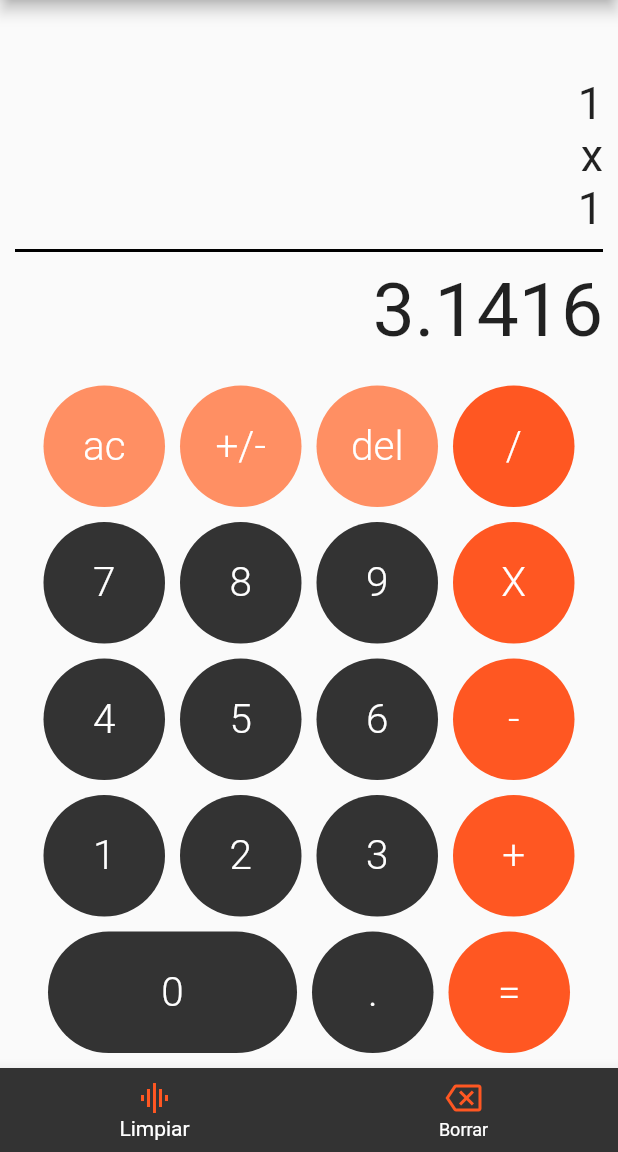
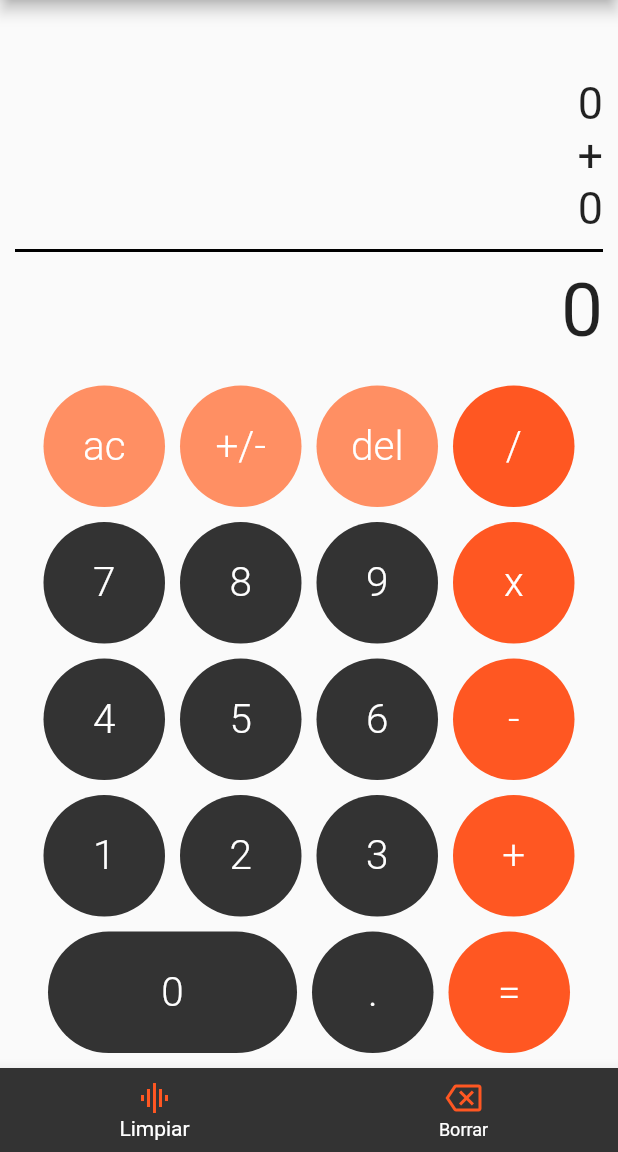
Before and after one commit to Aper-ux/CalculadoraFlutter, a Flutter app: the screen it shows after launch, after a tap on "ac", on a phone screen of 412 x 824 dp, the part 84-1236 px from its top. Run offline on Flutter 3.47's test engine with Material 2 defaults, Android fonts, the phone set to English and light mode, and no system bars; our stand-ins replace bloc, flutter_bloc.

Commit message:
Operaciones basicas

```diff
--- a/lib/bloc/Operaciones/operaciones_bloc.dart
+++ b/lib/bloc/Operaciones/operaciones_bloc.dart
@@ -1,3 +1,4 @@
+import 'dart:async';
 import 'package:bloc/bloc.dart';
 import 'package:meta/meta.dart';
 
@@ -5,8 +6,83 @@ part 'operaciones_event.dart';
 part 'operaciones_state.dart';
 
 class OperacionesBloc extends Bloc<OperacionesEvent, OperacionesState> {
-  OperacionesBloc() : super(OperacionesInitial()) {
-    on<OperacionesEvent>((event, emit) {
-    });
+  OperacionesBloc() : super(OperacionesState());
+
+  @override
+  Stream<OperacionesState> mapEventToState(
+    OperacionesEvent event,
+  ) async* {
+    //limpia el panel
+    if (event is Limpiar) {
+      yield* _Limpiar();
+    }
+    //Numeros
+    else if (event is Add) {
+      yield state.copyWith(
+        resultado:
+            (state.resultado == '0') ? event.n : state.resultado + event.n,
+      );
+    }
+    //cambiar signo
+    else if (event is PosNeg) {
+      yield state.copyWith(
+          resultado: state.resultado.contains('-')
+              ? state.resultado.replaceFirst('-', '')
+              : '-' + state.resultado);
+    }
+    //del
+    else if (event is Del) {
+      yield state.copyWith(
+          resultado: state.resultado.length > 1
+              ? state.resultado.substring(0, state.resultado.length - 1)
+              : '0');
+    }
+    //operacion
+    else if (event is Operation) {
+      yield state.copyWith(
+          primerentrada: state.resultado,
+          resultado: '0',
+          op: event.operation,
+          segundaentrada: '0');
+    }
+    //obtener resultado =
+    else if (event is Operar) {
+      yield* _Operar();
+    }
+  }
+
+  Stream<OperacionesState> _Limpiar() async* {
+    yield OperacionesState(
+        primerentrada: '0', resultado: '0', segundaentrada: '0', op: '+');
+  }
+
+  Stream<OperacionesState> _Operar() async* {
+    final double n1 = double.parse(state.primerentrada);
+    final double n2 = double.parse(state.resultado);
+
+    switch (state.op) {
+      case '+':
+        double res = n1 + n2;
+        yield state.copyWith(
+            segundaentrada: state.resultado, resultado: '$res');
+        break;
+      case '-':
+        double res = n1 - n2;
+        yield state.copyWith(
+            segundaentrada: state.resultado, resultado: '$res');
+        break;
+      case 'x':
+        double res = n1 * n2;
+        yield state.copyWith(
+            segundaentrada: state.resultado, resultado: '$res');
+        break;
+      case '/':
+        double res = n1 / n2;
+        yield state.copyWith(
+            segundaentrada: state.resultado, resultado: '$res');
+        break;
+      default:
+        yield state;
+    }
   }
 }
--- a/lib/bloc/Operaciones/operaciones_event.dart
+++ b/lib/bloc/Operaciones/operaciones_event.dart
@@ -2,3 +2,21 @@ part of 'operaciones_bloc.dart';
 
 @immutable
 abstract class OperacionesEvent {}
+
+class Limpiar extends OperacionesEvent {}
+
+class Add extends OperacionesEvent {
+  final String n;
+  Add(this.n);
+}
+
+class PosNeg extends OperacionesEvent {}
+
+class Del extends OperacionesEvent {}
+
+class Operation extends OperacionesEvent {
+  final String operation;
+  Operation(this.operation);
+}
+
+class Operar extends OperacionesEvent {}
--- a/lib/bloc/Operaciones/operaciones_state.dart
+++ b/lib/bloc/Operaciones/operaciones_state.dart
@@ -1,6 +1,27 @@
 part of 'operaciones_bloc.dart';
 
-@immutable
-abstract class OperacionesState {}
+class OperacionesState {
+  final String resultado;
+  final String primerentrada;
+  final String segundaentrada;
+  final String op;
 
-class OperacionesInitial extends OperacionesState {}
+  OperacionesState(
+      {this.resultado = '0',
+      this.primerentrada = '0',
+      this.segundaentrada = '0',
+      this.op = '+'});
+
+  OperacionesState copyWith({
+    String? resultado,
+    String? primerentrada,
+    String? segundaentrada,
+    String? op,
+  }) =>
+      OperacionesState(
+        resultado: resultado ?? this.resultado,
+        primerentrada: primerentrada ?? this.primerentrada,
+        segundaentrada: segundaentrada ?? this.segundaentrada,
+        op: op ?? this.op,
+      );
+}
--- a/lib/main.dart
+++ b/lib/main.dart
@@ -1,7 +1,20 @@
+import 'package:calculadora/bloc/Operaciones/operaciones_bloc.dart';
 import 'package:flutter/material.dart';
 import 'package:calculadora/screens/pantalla.dart';
+import 'package:flutter_bloc/flutter_bloc.dart';
 
-void main() => runApp(const MyApp());
+void main() => runApp(const AppState());
+
+class AppState extends StatelessWidget {
+  const AppState({Key? key}) : super(key: key);
+
+  @override
+  Widget build(BuildContext context) {
+    return MultiBlocProvider(providers: [
+      BlocProvider<OperacionesBloc>(create: (_) => OperacionesBloc()),
+    ], child: MyApp());
+  }
+}
 
 class MyApp extends StatelessWidget {
   const MyApp({Key? key}) : super(key: key);
--- /dev/null
+++ b/lib/widgets/panel.dart
@@ -0,0 +1,30 @@
+import 'package:calculadora/bloc/Operaciones/operaciones_bloc.dart';
+import 'package:flutter/material.dart';
+import 'package:flutter_bloc/flutter_bloc.dart';
+import 'linea.dart';
+import 'main_result.dart';
+import 'sub_result.dart';
+
+class Panel extends StatelessWidget {
+  const Panel({Key? key}) : super(key: key);
+
+  @override
+  Widget build(BuildContext context) {
+    return BlocBuilder<OperacionesBloc, OperacionesState>(
+      builder: (context, state) {
+        return Column(
+          children: [
+            SubResult(text: state.primerentrada),
+            SubResult(text: state.op),
+            SubResult(text: state.segundaentrada),
+            const Linea(),
+            MainResultText(
+                text: state.resultado.endsWith('.0')
+                    ? state.resultado.substring(0, state.resultado.length - 2)
+                    : state.resultado),
+          ],
+        );
+      },
+    );
+  }
+}
```
Also changed, not shown: lib/screens/pantalla.dart (+29 -44 lines), pubspec.yaml (+2 -26 lines), pubspec.lock.
